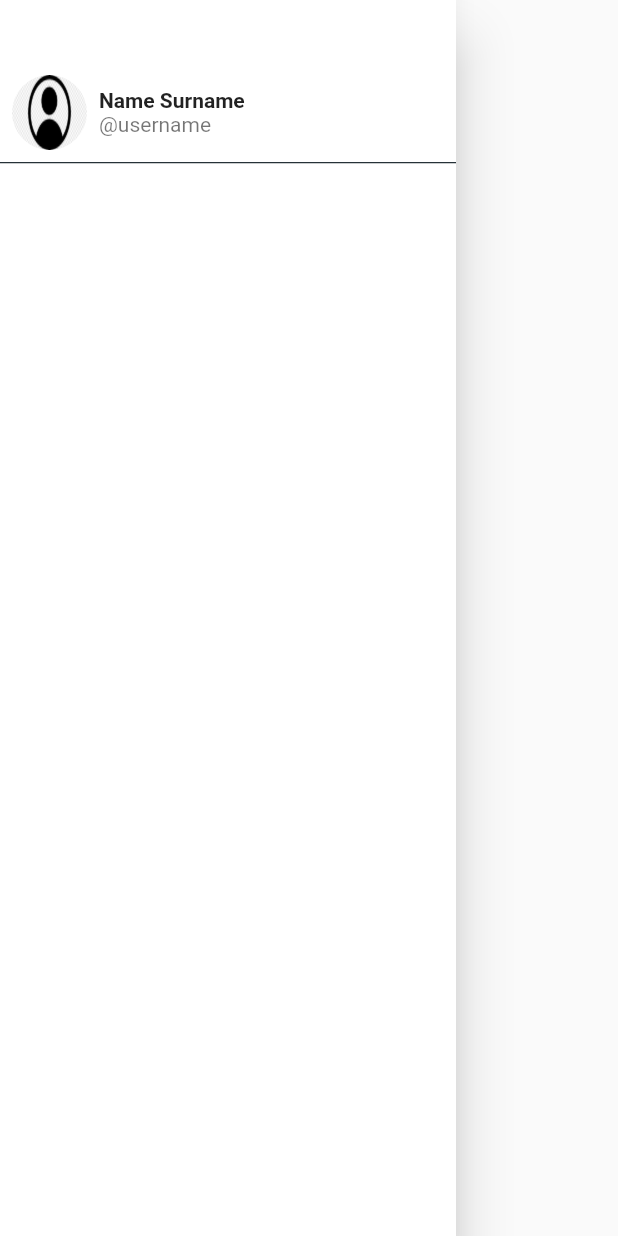
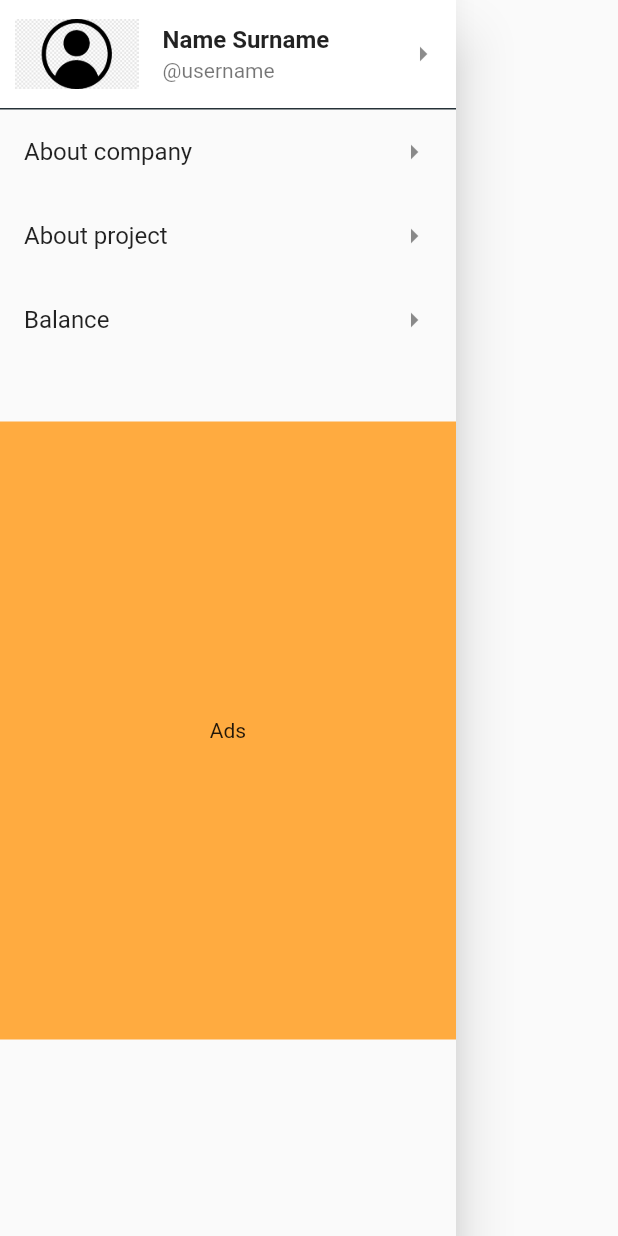
Before and after one commit to barganaev/GasApp, a Flutter app: the HomeDrawer widget shown alone on an empty page, opened directly, on a phone screen of 412 x 824 dp. Run offline on Flutter 3.47's test engine with Material 2 defaults, Android fonts, the phone set to English and light mode, and no system bars; our stand-ins replace bloc, equatable, geolocator, google_maps_flutter, shared_preferences; accounts and stored records are empty; Roboto replaces fonts that are missing (Montserrat).

```diff
--- /dev/null
+++ b/lib/screens/drawer/about_company.dart
@@ -0,0 +1,15 @@
+import 'package:flutter/material.dart';
+
+class AboutCompany extends StatelessWidget {
+  @override
+  Widget build(BuildContext context) {
+    return Scaffold(
+      appBar: AppBar(
+        title: Text("About company"),
+      ),
+      body: Center(
+        child: Text("About Company"),
+      ),
+    );
+  }
+}
--- /dev/null
+++ b/lib/screens/drawer/about_project.dart
@@ -0,0 +1,15 @@
+import 'package:flutter/material.dart';
+
+class AboutProject extends StatelessWidget {
+  @override
+  Widget build(BuildContext context) {
+    return Scaffold(
+      appBar: AppBar(
+        title: Text("About project"),
+      ),
+      body: Center(
+        child: Text("About Company"),
+      ),
+    );
+  }
+}
--- /dev/null
+++ b/lib/screens/drawer/balance_gas.dart
@@ -0,0 +1,15 @@
+import 'package:flutter/material.dart';
+
+class GasBalance extends StatelessWidget {
+  @override
+  Widget build(BuildContext context) {
+    return Scaffold(
+      appBar: AppBar(
+        title: Text("Gas balance"),
+      ),
+      body: Center(
+        child: Text("Balance Gas"),
+      ),
+    );
+  }
+}
--- /dev/null
+++ b/lib/screens/drawer/home_drawer.dart
@@ -0,0 +1,111 @@
+import 'package:flutter/material.dart';
+import 'package:gasapp/utils/constants.dart';
+
+import '../login.dart';
+import 'about_company.dart';
+import 'about_project.dart';
+import 'balance_gas.dart';
+
+class HomeDrawer extends StatefulWidget {
+  @override
+  _HomeDrawerState createState() => _HomeDrawerState();
+}
+
+class _HomeDrawerState extends State<HomeDrawer> {
+  @override
+  Widget build(BuildContext context) {
+    return Drawer(
+      child: ListView(
+        children: <Widget>[
+          GestureDetector(
+            onTap: () {
+              Navigator.push(
+                context,
+                MaterialPageRoute(
+                  builder: (context) => LogIn(),
+                ),
+              );
+            },
+            child: Container(
+              color: Colors.white,
+              child: ListTile(
+                contentPadding: EdgeInsets.only(
+                  top: 0,
+                  left: 10,
+                  right: 10,
+                  bottom: 0,
+                ),
+                leading: Image.asset(
+                  "assets/account_photo_default.png",
+                  width: screenSize(context).width * 0.2,
+                  // height: 50,
+                  fit: BoxFit.fill,
+                ),
+                title: Text(
+                  "Name Surname",
+                  style: TextStyle(
+                    fontWeight: FontWeight.bold,
+                    fontFamily: 'Montserrat',
+                    color: Colors.black87,
+                  ),
+                ),
+                subtitle: Text("@username"),
+                trailing: Icon(Icons.arrow_right_sharp),
+              ),
+            ),
+          ),
+          Divider(height: 1, thickness: 1, color: Colors.blueGrey[900]),
+          ListTile(
+            onTap: () {
+              Navigator.push(
+                context,
+                MaterialPageRoute(builder: (context) => AboutCompany()),
+              );
+            },
+            title: Text("About company"),
+            trailing: Icon(Icons.arrow_right_sharp),
+          ),
+          ListTile(
+            onTap: () {
+              Navigator.push(
+                context,
+                MaterialPageRoute(builder: (context) => AboutProject()),
+              );
+            },
+            title: Text("About project"),
+            trailing: Icon(Icons.arrow_right_sharp),
+          ),
+          ListTile(
+            onTap: () {
+              Navigator.push(
+                context,
+                MaterialPageRoute(builder: (context) => GasBalance()),
+              );
+            },
+            title: Text("Balance"),
+            trailing: Icon(Icons.arrow_right_sharp),
+          ),
+          SizedBox(
+            height: 40,
+          ),
+          Container(
+            height: screenSize(context).height * 0.5,
+            color: Colors.orangeAccent,
+            child: Center(
+              child: Text("Ads"),
+            ),
+          )
+          // Container(
+          //   height: MediaQuery.of(context).size.height,
+          //   color: Colors.white,
+          //   child: Column(
+          //     children: <Widget>[
+          //       // List items goes here...
+          //     ],
+          //   ),
+          // ),
+        ],
+      ),
+    );
+  }
+}
--- a/lib/screens/home_drawer.dart
+++ /dev/null
@@ -1,68 +0,0 @@
-import 'package:flutter/material.dart';
-
-import 'login.dart';
-
-class HomeDrawer extends StatefulWidget {
-  @override
-  _HomeDrawerState createState() => _HomeDrawerState();
-}
-
-class _HomeDrawerState extends State<HomeDrawer> {
-  @override
-  Widget build(BuildContext context) {
-    return Drawer(
-        child: ListView(children: <Widget>[
-      GestureDetector(
-        onTap: () {
-          Navigator.push(
-              context, MaterialPageRoute(builder: (context) => LogIn()));
-        },
-        child: Container(
-          padding: EdgeInsets.only(top: 50, left: 8, right: 8, bottom: 8),
-          // color: HexColor("#31343E"),
-          color: Colors.white,
-          child: Row(
-            children: <Widget>[
-              ClipRRect(
-                borderRadius: BorderRadius.circular(100.0),
-                child: Image.asset(
-                  "assets/account_photo_default.png",
-                  width: 50,
-                  height: 50,
-                  fit: BoxFit.fill,
-                ),
-              ),
-              SizedBox(
-                width: 8,
-              ),
-              RichText(
-                text: TextSpan(children: [
-                  TextSpan(
-                      text: "Name Surname\n",
-                      style: TextStyle(
-                          fontWeight: FontWeight.bold,
-                          fontFamily: 'Montserrat',
-                          color: Colors.black87)),
-                  TextSpan(
-                      text: "@username",
-                      style: TextStyle(
-                          fontFamily: 'Montserrat', color: Colors.black54)),
-                ]),
-              ),
-            ],
-          ),
-        ),
-      ),
-      Divider(height: 1, thickness: 1, color: Colors.blueGrey[900]),
-      Container(
-        height: MediaQuery.of(context).size.height,
-        color: Colors.white,
-        child: Column(
-          children: <Widget>[
-            // List items goes here...
-          ],
-        ),
-      ),
-    ]));
-  }
-}
--- a/lib/screens/home_screen.dart
+++ b/lib/screens/home_screen.dart
@@ -5,7 +5,7 @@ import 'package:gasapp/utils/cur_position.dart';
 import 'package:geolocator/geolocator.dart';
 import 'package:google_maps_flutter/google_maps_flutter.dart';
 import 'package:gasapp/utils/utils.dart';
-import 'home_drawer.dart';
+import 'drawer/home_drawer.dart';
 
 class HomeScreen extends StatefulWidget {
   @override
@@ -88,8 +88,9 @@ class _HomeScreenState extends State<HomeScreen> {
         markers: markers,
         initialCameraPosition: positions[indexOfCity],
         mapToolbarEnabled: true,
-        zoomControlsEnabled: false,
+        zoomControlsEnabled: true,
       ),
+      floatingActionButtonLocation: FloatingActionButtonLocation.startFloat,
       floatingActionButton: FloatingActionButton(
         onPressed: () {
           setState(() {
--- /dev/null
+++ b/lib/utils/constants.dart
@@ -0,0 +1,5 @@
+import 'package:flutter/cupertino.dart';
+
+Size screenSize(BuildContext context) {
+  return MediaQuery.of(context).size;
+}
```
Also changed, not shown: lib/blocs/login_bloc/login_bloc.dart (added, +34 -0 lines), lib/blocs/login_bloc/login_event.dart (added, +16 -0 lines), lib/blocs/login_bloc/login_state.dart (added, +19 -0 lines), lib/models/login_model.dart (added, +18 -0 lines), lib/screens/account_screen.dart (+73 -25 lines), lib/screens/login.dart (+37 -21 lines), pubspec.yaml (+4 -49 lines), pubspec.lock.
